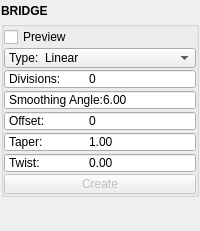
m3trik/mayatk, file mayatk/edit_utils/bridge.ui: the form before one commit.
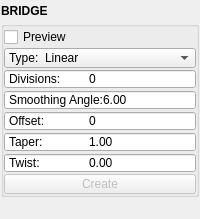
The form after the commit. Custom widgets are drawn as their Qt base class.

```diff
--- a/mayatk/edit_utils/bridge.ui
+++ b/mayatk/edit_utils/bridge.ui
@@ -7,7 +7,7 @@
     <x>0</x>
     <y>0</y>
     <width>200</width>
-    <height>231</height>
+    <height>219</height>
    </rect>
   </property>
   <property name="tabShape">
```
Left out of the diff: 2 changed lines with no effect on the pictures.
